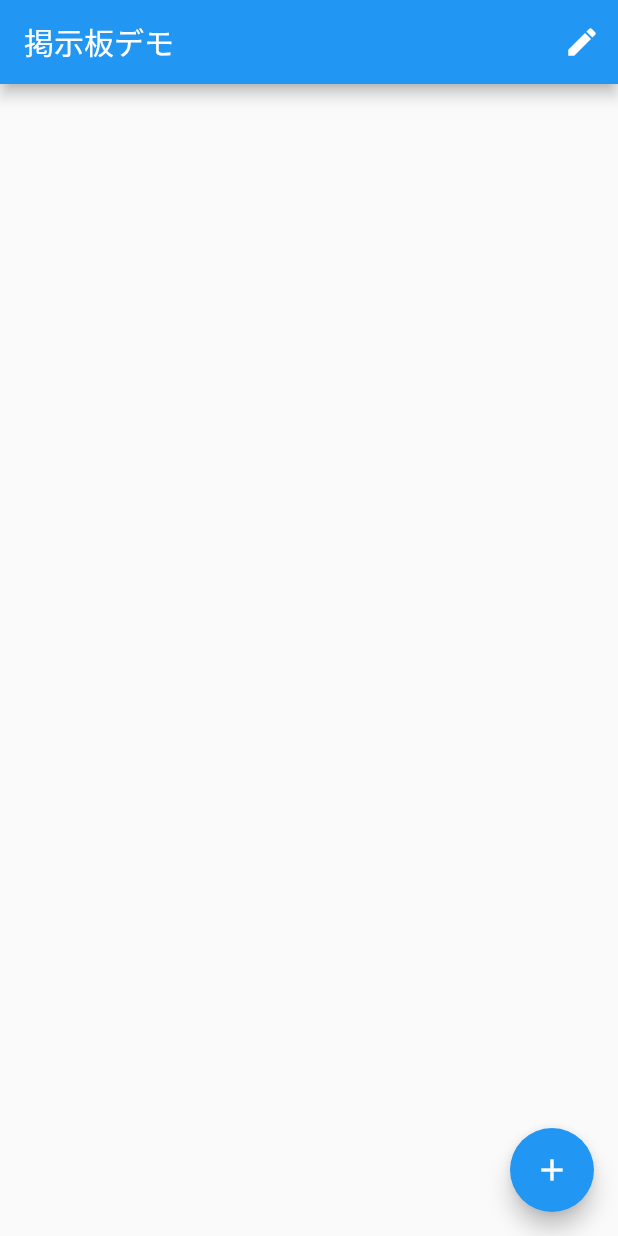
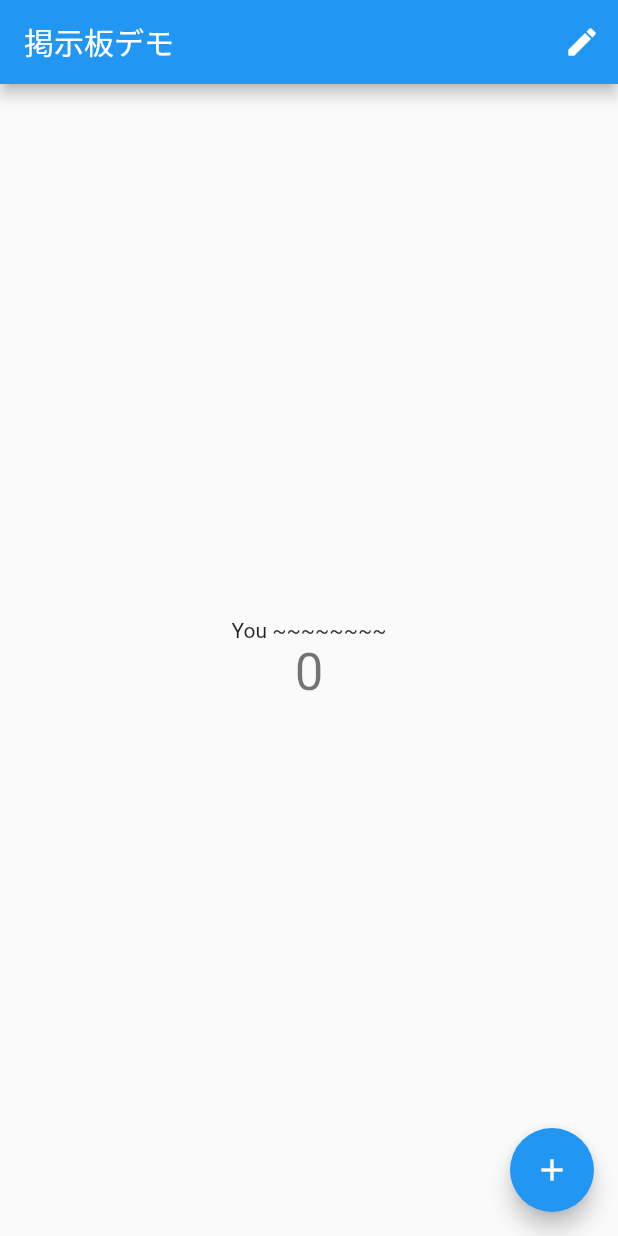
Before and after one commit to ryuji26/harassmeet, a Flutter app: the screen it shows after launch, on a phone screen of 412 x 824 dp. Run offline on Flutter 3.47's test engine with Material 2 defaults, Android fonts, the phone set to English and light mode, and no system bars; our stand-ins replace cloud_firestore, firebase_core, flutter_riverpod, freezed_annotation; accounts and stored records are empty.

Commit message:
MVVMではないが完成

```diff
--- a/lib/main.dart
+++ b/lib/main.dart
@@ -1,6 +1,7 @@
 import 'package:flutter/material.dart';
 import 'package:firebase_core/firebase_core.dart';
 import 'package:cloud_firestore/cloud_firestore.dart';
+import 'package:flutter_riverpod/flutter_riverpod.dart';
 import 'package:harassmeet/data/post_data.dart';
 import 'package:harassmeet/repository/post_data_dao.dart';
 import 'postPage.dart';
@@ -12,7 +13,7 @@ void main() async {
     options: DefaultFirebaseOptions.currentPlatform,
   );
 
-  runApp(const MyApp());
+  runApp(ProviderScope(child: const MyApp()));
 }
 
 class MyApp extends StatelessWidget {
@@ -39,6 +40,23 @@ class _MyWidgetState extends State<MyWidget> {
 
   int _counter = 0;
   PostDataDao _postDataDao = PostDataDao();
+  late StreamProvider _streamProvider;
+
+  @override
+  void initState() {
+    _streamProvider = StreamProvider<List<PostData>>((ref) => _postDataDao
+        .getSnapshot()
+        .map((e) => e.docs.map((data) => _convert(data.data())).toList()));
+  }
+
+  PostData _convert(Object? obj) {
+    if (obj == null) {
+      return PostData(dateTime: DateTime.now(), count: -1);
+    }
+
+    var map = obj as Map<String, dynamic>;
+    return PostData.fromJson(map);
+  }
 
   void _incrementCounter() {
     setState(() {
@@ -65,23 +83,37 @@ class _MyWidgetState extends State<MyWidget> {
           ),
         ],
       ),
-      body: StreamBuilder(
-        stream: FirebaseFirestore.instance.collection('posts').snapshots(),
-        builder: (BuildContext context, AsyncSnapshot<QuerySnapshot> snapshot) {
-          if (snapshot.connectionState == ConnectionState.waiting) {
-            return Center(child: CircularProgressIndicator());
-          }
-          return ListView(
-            children: snapshot.data!.docs.map((DocumentSnapshot document) {
-              return Card(
-                child: ListTile(
-                  title: Text(document.get('content')),
-                  subtitle: Text('サブタイトル'),
-                ),
-              );
-            }).toList(),
-          );
-        },
+      body: Center(
+        child: Column(mainAxisAlignment: MainAxisAlignment.center, children: [
+          const Text('You ~~~~~~~~'),
+          Text(
+            '$_counter',
+            style: Theme.of(context).textTheme.headline4,
+          ),
+          Consumer(builder: (context, ref, child) {
+            final provider = ref.watch(_streamProvider);
+            return provider.when(
+                loading: () => const CircularProgressIndicator(),
+                error: (error, stack) => Text('Error: $error'),
+                data: (data) {
+                  return ListView.builder(
+                      shrinkWrap: true,
+                      physics: NeverScrollableScrollPhysics(),
+                      itemCount: data.length,
+                      itemBuilder: (context, index) {
+                        PostData postData = data[index];
+                        return Padding(
+                          padding: const EdgeInsets.all(8.0),
+                          child: ListTile(
+                            title: Text('${postData.dateTime}'),
+                            trailing: Text('${postData.count}'),
+                            tileColor: Colors.lightBlueAccent,
+                          ),
+                        );
+                      });
+                });
+          })
+        ]),
       ),
       floatingActionButton: FloatingActionButton(
         onPressed: _incrementCounter,
```
Also changed, not shown: lib/repository/post_data_dao.dart (+7 -0 lines).
